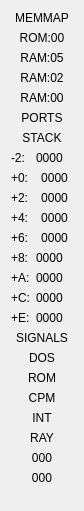
Qt form ui/dbgwidgets/form_misc.ui (dotkoval/xpeccy-plus) before a commit.
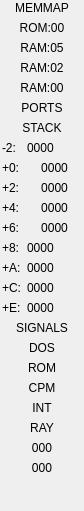
The same form after that commit.

What changed in the file:
```diff
--- a/ui/dbgwidgets/form_misc.ui
+++ b/ui/dbgwidgets/form_misc.ui
@@ -14,8 +14,25 @@
    <string>Form</string>
   </property>
   <layout class="QVBoxLayout" name="verticalLayout">
+   <property name="leftMargin">
+    <number>2</number>
+   </property>
+   <property name="topMargin">
+    <number>1</number>
+   </property>
+   <property name="rightMargin">
+    <number>2</number>
+   </property>
+   <property name="bottomMargin">
+    <number>5</number>
+   </property>
    <item>
     <widget class="QLabel" name="labHeadMem">
+     <property name="font">
+      <font>
+       <pointsize>9</pointsize>
+      </font>
+     </property>
      <property name="text">
       <string>MEMMAP</string>
      </property>
@@ -83,6 +100,11 @@
    </item>
    <item>
     <widget class="QLabel" name="labHeadStack">
+     <property name="font">
+      <font>
+       <pointsize>9</pointsize>
+      </font>
+     </property>
      <property name="text">
       <string>STACK</string>
      </property>
@@ -235,6 +257,11 @@
    </item>
    <item>
     <widget class="QLabel" name="labHeadSignal">
+     <property name="font">
+      <font>
+       <pointsize>9</pointsize>
+      </font>
+     </property>
      <property name="text">
       <string>SIGNALS</string>
      </property>
@@ -297,6 +324,11 @@
    </item>
    <item>
     <widget class="QLabel" name="labHeadRay">
+     <property name="font">
+      <font>
+       <pointsize>9</pointsize>
+      </font>
+     </property>
      <property name="text">
       <string>RAY</string>
      </property>
```
